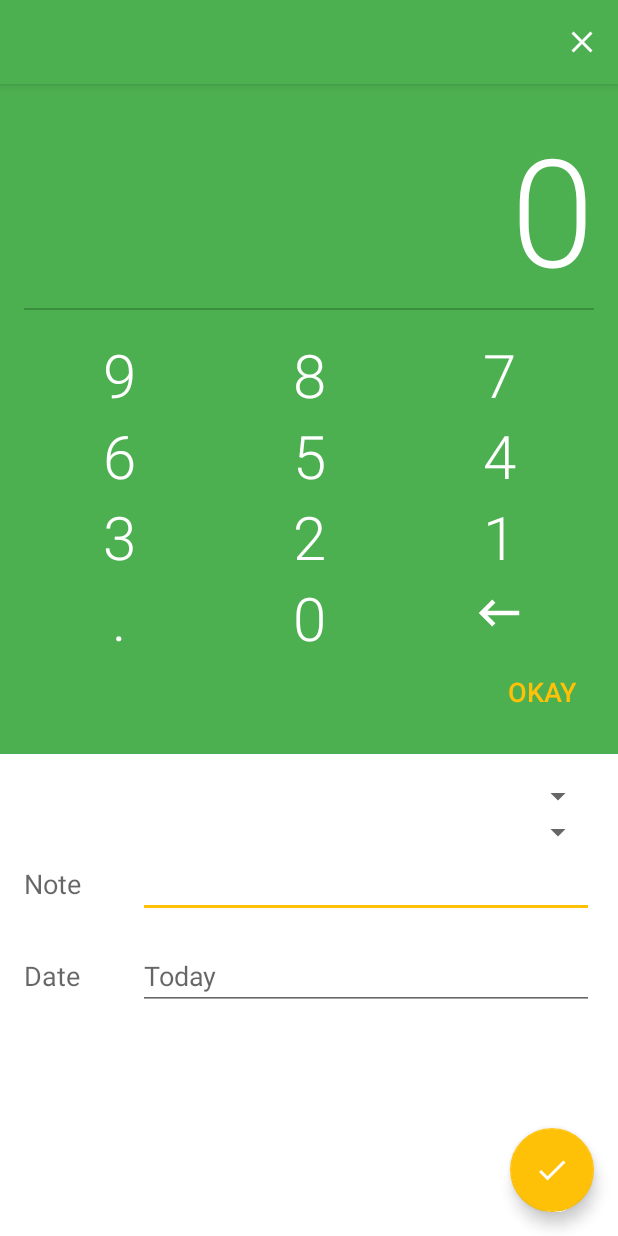
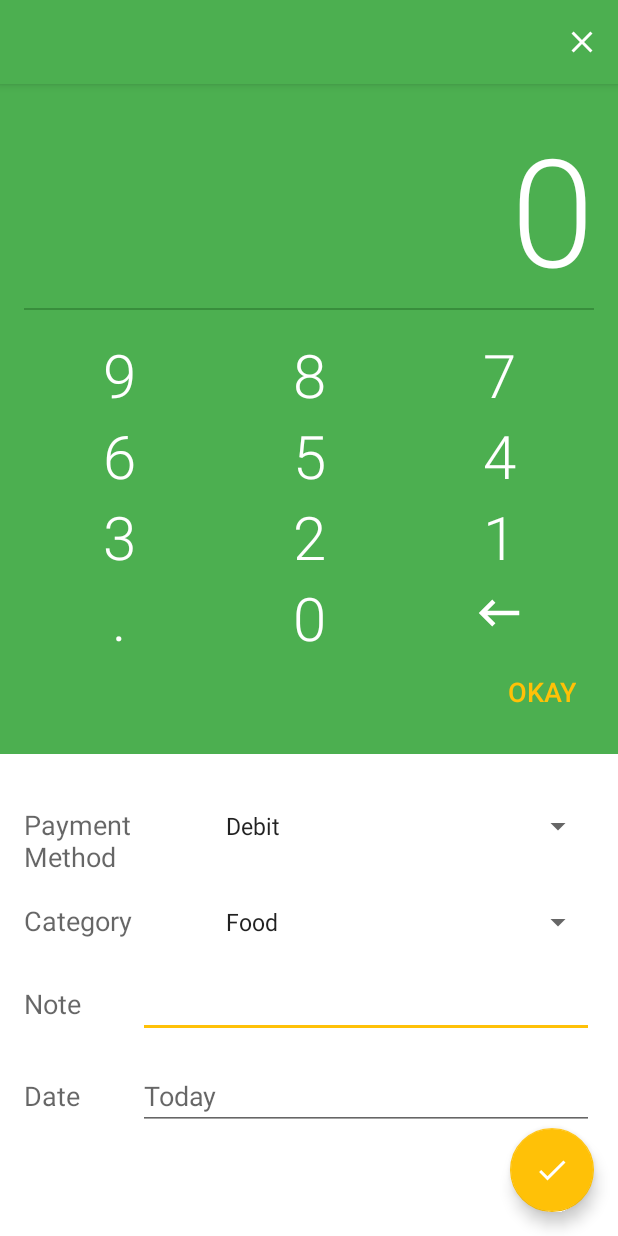
Before and after one commit to mostafatantawy99/ExpenseManager, an Android app: the screen it shows after launch (AddExpenseActivity), after a tap on an icon or button, on a phone screen of 412 x 824 dp. Run offline under Robolectric (Android 15) with nearby library versions, the phone set to English and light mode, and no system bars.

Commit message:
Add default entries to Categories Table and Payment Methods Table in Database Work on AddExpenseActivity - Only allow input up to 2 decimal places - Populate spinners with category and payment method information - Work on UI

```diff
--- a/app/src/main/AndroidManifest.xml
+++ b/app/src/main/AndroidManifest.xml
@@ -21,6 +21,7 @@
         <activity
             android:name=".Activities.AddExpenseActivity"
             android:label="@string/app_name"
+            android:windowSoftInputMode="stateHidden"
             android:theme="@style/AppTheme.NoActionBar">
         </activity>
     </application>
--- a/app/src/main/java/com/danielkim/expensemanager/Activities/AddExpenseActivity.java
+++ b/app/src/main/java/com/danielkim/expensemanager/Activities/AddExpenseActivity.java
@@ -3,6 +3,7 @@ package com.danielkim.expensemanager.Activities;
 import android.app.Activity;
 import android.app.DatePickerDialog;
 import android.content.Context;
+import android.database.Cursor;
 import android.os.Bundle;
 import android.support.annotation.Nullable;
 import android.support.design.widget.FloatingActionButton;
@@ -10,6 +11,8 @@ import android.support.v7.app.AppCompatActivity;
 import android.view.LayoutInflater;
 import android.view.View;
 import android.view.ViewGroup;
+import android.view.inputmethod.InputMethodManager;
+import android.widget.ArrayAdapter;
 import android.widget.Button;
 import android.widget.CalendarView;
 import android.widget.DatePicker;
@@ -22,6 +25,7 @@ import android.widget.TextView;
 import com.danielkim.expensemanager.DBHelper;
 import com.danielkim.expensemanager.R;
 
+import java.util.ArrayList;
 import java.util.Calendar;
 
 /**
@@ -77,9 +81,13 @@ public class AddExpenseActivity extends AppCompatActivity
         btnBackspace.setOnClickListener(new View.OnClickListener() {
             @Override
             public void onClick(View v) {
-                if (strExpenseTotal != "") {
+                if (strExpenseTotal.length() > 0) {
                     strExpenseTotal = strExpenseTotal.substring(0, strExpenseTotal.length() - 1);
-                    txtExpenseInput.setText(strExpenseTotal);
+                    if (strExpenseTotal.length() == 0){
+                        txtExpenseInput.setText("0");
+                    } else {
+                        txtExpenseInput.setText(strExpenseTotal);
+                    }
                 }
             }
         });
@@ -127,12 +135,28 @@ public class AddExpenseActivity extends AppCompatActivity
                 chooseDate();
             }
         });
+
+        // populate spinners with database data
+        populateSpinners();
     }
 
     public void onNumPadButtonClick(View v){
+        int integerPlaces = strExpenseTotal.indexOf('.');
+        if (integerPlaces != -1){
+            int decimalPlaces = strExpenseTotal.length() - integerPlaces - 1;
+            if (decimalPlaces >= 2){
+                // do not accept more input if there are already 2 decimal places
+                return ;
+            }
+        }
+
         Button btn = (Button)findViewById(v.getId());
+        if (strExpenseTotal.length() == 0 && btn.getText() == "."){
+            // first button press is a decimal. append a 0 in front.
+            strExpenseTotal = "0";
+        }
+
         strExpenseTotal += btn.getText();
-
         txtExpenseInput.setText(strExpenseTotal);
     }
 
@@ -144,6 +168,10 @@ public class AddExpenseActivity extends AppCompatActivity
 
     // Open CalendarView to choose date
     public void chooseDate(){
+        // close soft keyboard
+        InputMethodManager mgr = (InputMethodManager) getSystemService(Context.INPUT_METHOD_SERVICE);
+        mgr.hideSoftInputFromWindow(getWindow().getCurrentFocus().getWindowToken(), 0);
+
         DatePickerDialog datePicker = new DatePickerDialog(this, this, calendar.get(Calendar.YEAR), calendar.get(Calendar.MONTH), calendar.get(Calendar.DAY_OF_MONTH));
         datePicker.show();
     }
@@ -152,4 +180,26 @@ public class AddExpenseActivity extends AppCompatActivity
     public void confirmAddExpense(View v){
 
     }
+
+    // Populate spinners with the categories and payment methods
+    public void populateSpinners(){
+        Cursor categoriesCursor = db.getCategories();
+        Cursor pmCursor = db.getPaymentMethods();
+
+        ArrayList<String> categories = new ArrayList<String>();
+        ArrayList<String> paymentMethods = new ArrayList<String>();
+
+        for (categoriesCursor.moveToFirst(); !categoriesCursor.isAfterLast(); categoriesCursor.moveToNext()){
+            categories.add(categoriesCursor.getString(categoriesCursor.getColumnIndex(DBHelper.CategoriesTable.COL_CATEGORY)));
+        }
+        for (pmCursor.moveToFirst(); !pmCursor.isAfterLast(); pmCursor.moveToNext()){
+            paymentMethods.add(pmCursor.getString(pmCursor.getColumnIndex(DBHelper.PaymentMethodsTable.COL_PAYMENT_METHOD)));
+        }
+
+        ArrayAdapter<String> adapterCategories = new ArrayAdapter<String>(this, android.R.layout.simple_dropdown_item_1line, categories);
+        spinnerCategory.setAdapter(adapterCategories);
+
+        ArrayAdapter<String> adapterPaymentMethods = new ArrayAdapter<String>(this, android.R.layout.simple_dropdown_item_1line, paymentMethods);
+        spinnerPaymentMethod.setAdapter(adapterPaymentMethods);
+    }
 }
--- a/app/src/main/java/com/danielkim/expensemanager/DBHelper.java
+++ b/app/src/main/java/com/danielkim/expensemanager/DBHelper.java
@@ -14,41 +14,55 @@ public class DBHelper extends SQLiteOpenHelper {
     public static final String DATABASE_NAME = "expenses.db";
     private static final int DATABASE_VERSION = 1;
 
-    //Database for tracking expenses
-    public static abstract class DBHelperItem implements BaseColumns {
+    // Used to insert default values into table. Prevent recursive call to getDatabase()
+    boolean isCreating = false;
+    SQLiteDatabase currentDb = null;
+
+    //Databases for tracking expenses, categories, payment methods
+    public static abstract class ExpensesTable implements BaseColumns {
         public static final String TABLE_EXPENSES_NAME = "expenses";
         public static final String COL_DATE = "date";
         public static final String COL_AMOUNT = "amount";
+        public static final String COL_CATEGORY_ID = "category";
+        public static final String COL_PAYMENT_METHOD_ID = "payment_method";
+        public static final String COL_NOTES = "notes";
+    }
+
+    public static abstract class CategoriesTable implements BaseColumns{
+        public static final String TABLE_CATEGORIES_NAME = "categories";
         public static final String COL_CATEGORY = "category";
+        public static final String COL_COLOUR = "colour";
+        public static final String COL_DRAWABLE_NAME = "icon";
+    }
+
+    public static abstract class PaymentMethodsTable implements BaseColumns{
+        public static final String TABLE_PAYMENT_METHODS_NAME = "payment_methods";
         public static final String COL_PAYMENT_METHOD = "payment_method";
-        public static final String COL_NOTES = "notes";
-
-        public static final String TABLE_CATEGORIES_NAME = "categories";
         public static final String COL_COLOUR = "colour";
-
-        public static final String TABLE_PAYMENT_METHODS_NAME = "payment_methods";
-        public static final String COL_ICON = "icon";
     }
 
     public static final String COMMA_SEP = ",";
     public static final String SQL_CREATE_EXPENSES_TB =
-            "CREATE TABLE " + DBHelperItem.TABLE_EXPENSES_NAME + " (" +
-                    DBHelperItem._ID + " INTEGER PRIMARY KEY " + COMMA_SEP +
-                    DBHelperItem.COL_DATE + " TEXT " + COMMA_SEP +
-                    DBHelperItem.COL_AMOUNT + " DOUBLE " + COMMA_SEP +
-                    DBHelperItem.COL_CATEGORY + " TEXT " + COMMA_SEP +
-                    DBHelperItem.COL_PAYMENT_METHOD + " TEXT " + COMMA_SEP +
-                    DBHelperItem.COL_NOTES + " TEXT " + ")";
+            "CREATE TABLE " + ExpensesTable.TABLE_EXPENSES_NAME + " (" +
+                    ExpensesTable._ID + " INTEGER PRIMARY KEY " + COMMA_SEP +
+                    ExpensesTable.COL_DATE + " TEXT " + COMMA_SEP +
+                    ExpensesTable.COL_AMOUNT + " DOUBLE " + COMMA_SEP +
+                    ExpensesTable.COL_CATEGORY_ID + " INTEGER " + COMMA_SEP +
+                    ExpensesTable.COL_PAYMENT_METHOD_ID + " INTEGER " + COMMA_SEP +
+                    ExpensesTable.COL_NOTES + " TEXT " + ")";
 
     public static final String SQL_CREATE_CATEGORIES_TB =
-            "CREATE TABLE " + DBHelperItem.TABLE_CATEGORIES_NAME + " (" +
-                    DBHelperItem._ID + " INTEGER PRIMARY KEY " + COMMA_SEP +
-                    DBHelperItem.COL_CATEGORY + " TEXT " + COMMA_SEP;
+            "CREATE TABLE " + CategoriesTable.TABLE_CATEGORIES_NAME + " (" +
+                    CategoriesTable._ID + " INTEGER PRIMARY KEY " + COMMA_SEP +
+                    CategoriesTable.COL_CATEGORY + " TEXT " + COMMA_SEP +
+                    CategoriesTable.COL_COLOUR + " TEXT " + COMMA_SEP +
+                    CategoriesTable.COL_DRAWABLE_NAME + " TEXT " + ")";
 
     public static final String SQL_CREATE_PAYMENT_METHODS_TB =
-            "CREATE TABLE " + DBHelperItem.TABLE_PAYMENT_METHODS_NAME + " (" +
-                    DBHelperItem._ID + " INTEGER PRIMARY KEY " + COMMA_SEP +
-                    DBHelperItem.COL_PAYMENT_METHOD + " TEXT " + COMMA_SEP;
+            "CREATE TABLE " + PaymentMethodsTable.TABLE_PAYMENT_METHODS_NAME + " (" +
+                    PaymentMethodsTable._ID + " INTEGER PRIMARY KEY " + COMMA_SEP +
+                    PaymentMethodsTable.COL_PAYMENT_METHOD + " TEXT " + COMMA_SEP +
+                    PaymentMethodsTable.COL_COLOUR + " TEXT " + ")";
 
 
     public DBHelper(Context context) {
@@ -60,51 +74,51 @@ public class DBHelper extends SQLiteOpenHelper {
         db.execSQL(SQL_CREATE_EXPENSES_TB);
         db.execSQL(SQL_CREATE_CATEGORIES_TB);
         db.execSQL(SQL_CREATE_PAYMENT_METHODS_TB);
+
+        currentDb = db;
+        isCreating = true;
+        // Add default entries into the tables
+        setDefaultCategories();
+        setDefaultPaymentMethods();
+        currentDb = null;
+        isCreating = false;
     }
 
-    public void onCreateCategoriesTable(){
-        SQLiteDatabase db = getWritableDatabase();
-        ContentValues cv = new ContentValues();
-        cv.put(DBHelperItem.COL_CATEGORY, "Food");
-        cv.put(DBHelperItem.COL_CATEGORY, "Leisure");
-        cv.put(DBHelperItem.COL_CATEGORY, "School");
-        cv.put(DBHelperItem.COL_CATEGORY, "Groceries");
-        cv.put(DBHelperItem.COL_CATEGORY, "Transport");
-        cv.put(DBHelperItem.COL_CATEGORY, "Utilities");
-        cv.put(DBHelperItem.COL_CATEGORY, "Other");
-
-        db.insert(DBHelperItem.TABLE_CATEGORIES_NAME, null, cv);
+    public void setDefaultCategories(){
+        insertNewCategory("Food", "#8bc34a", "drawable");
+        insertNewCategory("Leisure", "#f44336", "drawable");
+        insertNewCategory("School", "#00bcd4", "drawable");
+        insertNewCategory("Groceries", "#e91e63", "drawable");
+        insertNewCategory("Transport", "#ffc107", "drawable");
+        insertNewCategory("Utilities", "#3f51b5", "drawable");
+        insertNewCategory("Other", "#9e9e9e", "drawable");
     }
 
-    public void onCreatePaymentMethodsTable(){
-        SQLiteDatabase db = getWritableDatabase();
-        ContentValues cv = new ContentValues();
-        cv.put(DBHelperItem.COL_PAYMENT_METHOD, "Debit");
-        cv.put(DBHelperItem.COL_PAYMENT_METHOD, "Credit");
-        cv.put(DBHelperItem.COL_PAYMENT_METHOD, "Cash");
-
-        db.insert(DBHelperItem.TABLE_PAYMENT_METHODS_NAME, null, cv);
+    public void setDefaultPaymentMethods(){
+        insertNewPaymentMethod("Debit", "#4caf50");
+        insertNewPaymentMethod("Credit", "#f44336");
+        insertNewPaymentMethod("Cash", "#ff9800");
     }
 
     @Override
     public void onUpgrade(SQLiteDatabase db, int oldVersion, int newVersion) {
-        db.execSQL("DROP TABLE IF EXISTS " + DBHelperItem.TABLE_EXPENSES_NAME);
-        db.execSQL("DROP TABLE IF EXISTS " + DBHelperItem.TABLE_PAYMENT_METHODS_NAME);
-        db.execSQL("DROP TABLE IF EXISTS " + DBHelperItem.TABLE_CATEGORIES_NAME);
+        db.execSQL("DROP TABLE IF EXISTS " + ExpensesTable.TABLE_EXPENSES_NAME);
+        db.execSQL("DROP TABLE IF EXISTS " + PaymentMethodsTable.TABLE_PAYMENT_METHODS_NAME);
+        db.execSQL("DROP TABLE IF EXISTS " + CategoriesTable.TABLE_CATEGORIES_NAME);
         onCreate(db);
     }
 
     //insert new transaction into the Expenses table
-    public long insertExpense(String date, double amt, String category, String method, String notes){
+    public long insertNewExpense(String date, double amt, int categoryId, int paymentMethodId, String notes){
         SQLiteDatabase db = getWritableDatabase();
         ContentValues cv = new ContentValues();
-        cv.put(DBHelperItem.COL_DATE, date);
-        cv.put(DBHelperItem.COL_AMOUNT, amt);
-        cv.put(DBHelperItem.COL_CATEGORY, category);
-        cv.put(DBHelperItem.COL_PAYMENT_METHOD, method);
-        cv.put(DBHelperItem.COL_NOTES, notes);
+        cv.put(ExpensesTable.COL_DATE, date);
+        cv.put(ExpensesTable.COL_AMOUNT, amt);
+        cv.put(ExpensesTable.COL_CATEGORY_ID, categoryId);
+        cv.put(ExpensesTable.COL_PAYMENT_METHOD_ID, paymentMethodId);
+        cv.put(ExpensesTable.COL_NOTES, notes);
 
-        long rowId = db.insert(DBHelperItem.TABLE_EXPENSES_NAME, null, cv);
+        long rowId = db.insert(ExpensesTable.TABLE_EXPENSES_NAME, null, cv);
         return rowId;
     }
 
@@ -113,9 +127,64 @@ public class DBHelper extends SQLiteOpenHelper {
         SQLiteDatabase db = getReadableDatabase();
 
         Cursor c = db.rawQuery("SELECT * FROM " +
-                DBHelperItem.TABLE_EXPENSES_NAME + " ORDER BY " +
-                DBHelperItem.COL_DATE + " DESC", null);
+                ExpensesTable.TABLE_EXPENSES_NAME + " ORDER BY " +
+                ExpensesTable.COL_DATE + " DESC", null);
 
         return c;
     }
+
+    public long insertNewCategory(String category, String colour, String drawable){
+        SQLiteDatabase db = getWritableDatabase();
+        ContentValues cv = new ContentValues();
+        cv.put(CategoriesTable.COL_CATEGORY, category);
+        cv.put(CategoriesTable.COL_COLOUR, colour);
+        cv.put(CategoriesTable.COL_DRAWABLE_NAME, drawable);
+
+        long rowId = db.insert(CategoriesTable.TABLE_CATEGORIES_NAME, null, cv);
+        return rowId;
+    }
+
+    public long insertNewPaymentMethod(String paymentMethod, String colour){
+        SQLiteDatabase db = getWritableDatabase();
+        ContentValues cv = new ContentValues();
+        cv.put(PaymentMethodsTable.COL_PAYMENT_METHOD, paymentMethod);
+        cv.put(PaymentMethodsTable.COL_COLOUR, colour);
+
+        long rowId = db.insert(PaymentMethodsTable.TABLE_PAYMENT_METHODS_NAME, null, cv);
+        return rowId;
+    }
+
+    public Cursor getCategories(){
+        SQLiteDatabase db = getReadableDatabase();
+
+        Cursor c = db.rawQuery("SELECT * FROM " +
+                CategoriesTable.TABLE_CATEGORIES_NAME, null);
+
+        return c;
+    }
+
+    public Cursor getPaymentMethods(){
+        SQLiteDatabase db = getReadableDatabase();
+
+        Cursor c = db.rawQuery("SELECT * FROM " +
+                PaymentMethodsTable.TABLE_PAYMENT_METHODS_NAME, null);
+
+        return c;
+    }
+
+    @Override
+    public SQLiteDatabase getWritableDatabase() {
+        if(isCreating && currentDb != null){
+            return currentDb;
+        }
+        return super.getWritableDatabase();
+    }
+
+    @Override
+    public SQLiteDatabase getReadableDatabase() {
+        if(isCreating && currentDb != null){
+            return currentDb;
+        }
+        return super.getReadableDatabase();
+    }
 }
--- a/app/src/main/res/layout/activity_add_expense.xml
+++ b/app/src/main/res/layout/activity_add_expense.xml
@@ -39,7 +39,9 @@
 
         <ScrollView
             android:layout_width="match_parent"
-            android:layout_height="match_parent">
+            android:layout_height="match_parent"
+            android:descendantFocusability="beforeDescendants"
+            android:focusableInTouchMode="true">
 
             <LinearLayout
                 android:layout_width="match_parent"
--- a/app/src/main/res/layout/add_expense_body.xml
+++ b/app/src/main/res/layout/add_expense_body.xml
@@ -8,20 +8,46 @@
     android:paddingRight="@dimen/activity_horizontal_margin"
     android:paddingTop="@dimen/activity_vertical_margin">
 
-    <Spinner
-        android:id="@+id/spinner_payment_method"
+    <LinearLayout
+        android:layout_width="match_parent"
+        android:layout_height="wrap_content"
+        android:orientation="horizontal"
+        android:weightSum="3">
+        <TextView
+            android:layout_width="0px"
+            android:layout_height="wrap_content"
+            android:layout_weight="1"
+            style="@style/TextAppearance.AppCompat.Medium"
+            android:text="@string/add_expense_payment_method"/>
 
+        <Spinner
+            android:id="@+id/spinner_payment_method"
+            android:spinnerMode="dropdown"
+            style="@style/TextAppearance.AppCompat.Medium"
+            android:layout_width="0px"
+            android:layout_weight="2"
+            android:layout_height="wrap_content"/>
+    </LinearLayout>
+
+    <LinearLayout
         android:layout_width="match_parent"
-        android:layout_height="wrap_content">
-
-    </Spinner>
-
-    <Spinner
-        android:id="@+id/spinner_category"
-        android:layout_width="match_parent"
-        android:layout_height="wrap_content">
-
-    </Spinner>
+        android:layout_height="wrap_content"
+        android:orientation="horizontal"
+        android:weightSum="3">
+        <TextView
+            android:layout_width="0px"
+            android:layout_height="wrap_content"
+            android:layout_weight="1"
+            style="@style/TextAppearance.AppCompat.Medium"
+            android:text="@string/add_expense_category"/>
+        <Spinner
+            android:id="@+id/spinner_category"
+            android:layout_height="wrap_content"
+            android:layout_width="0px"
+            android:layout_weight="2"
+            style="@style/TextAppearance.AppCompat.Medium"
+            android:spinnerMode="dropdown"/>
+    </LinearLayout>
 
     <LinearLayout
         android:layout_width="match_parent"
@@ -63,6 +89,7 @@
             android:id="@+id/add_expense_date"
             android:layout_weight="4"
             android:inputType="none"
+            android:focusable="false"
             android:editable="false"
             style="@style/TextAppearance.AppCompat.Medium"
             android:text="@string/default_date"
--- a/app/src/main/res/layout/add_expense_header.xml
+++ b/app/src/main/res/layout/add_expense_header.xml
@@ -15,6 +15,7 @@
         android:id="@+id/txt_expense_total"
         android:layout_width="match_parent"
         android:layout_height="wrap_content"
+        android:layout_alignParentRight="true"
         android:gravity="right"
         android:text="0"
         android:fontFamily="sans-serif-light"
--- a/app/src/main/res/values/strings.xml
+++ b/app/src/main/res/values/strings.xml
@@ -13,6 +13,8 @@
     <string name="default_date">Today</string>
     <string name="add_expense_note">Note</string>
     <string name="add_expense_date">Date</string>
+    <string name="add_expense_payment_method">Payment Method</string>
+    <string name="add_expense_category">Category</string>
     <string name="okay">Okay</string>
     <string name="num9">9</string>
     <string name="num8">8</string>
```
